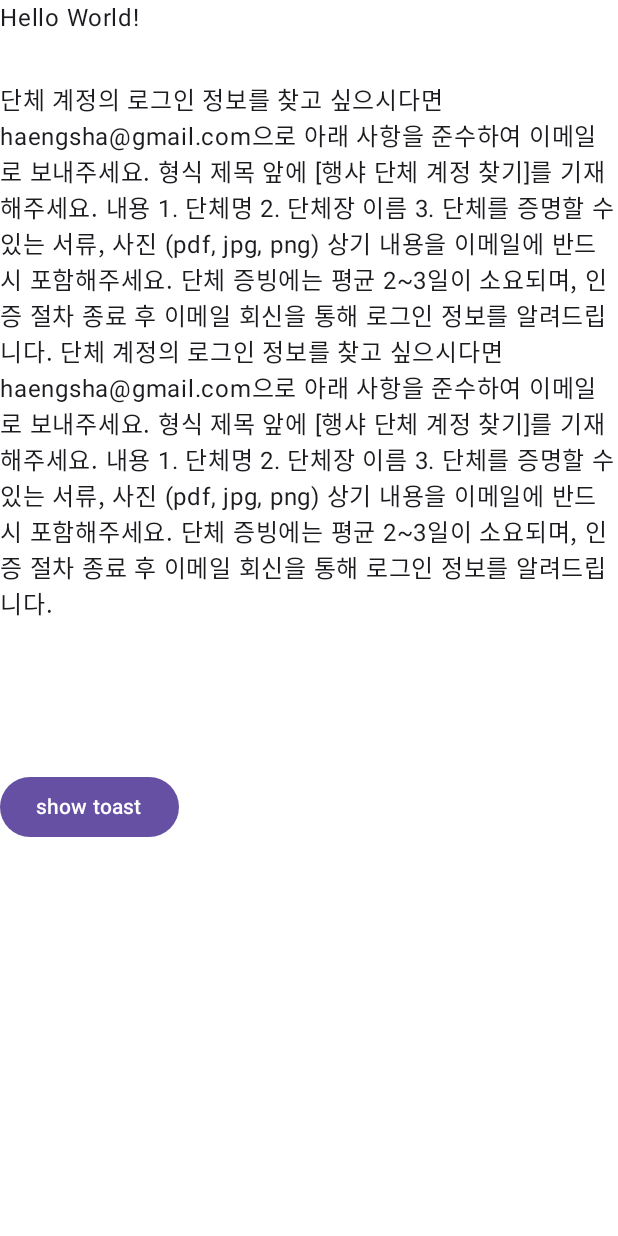
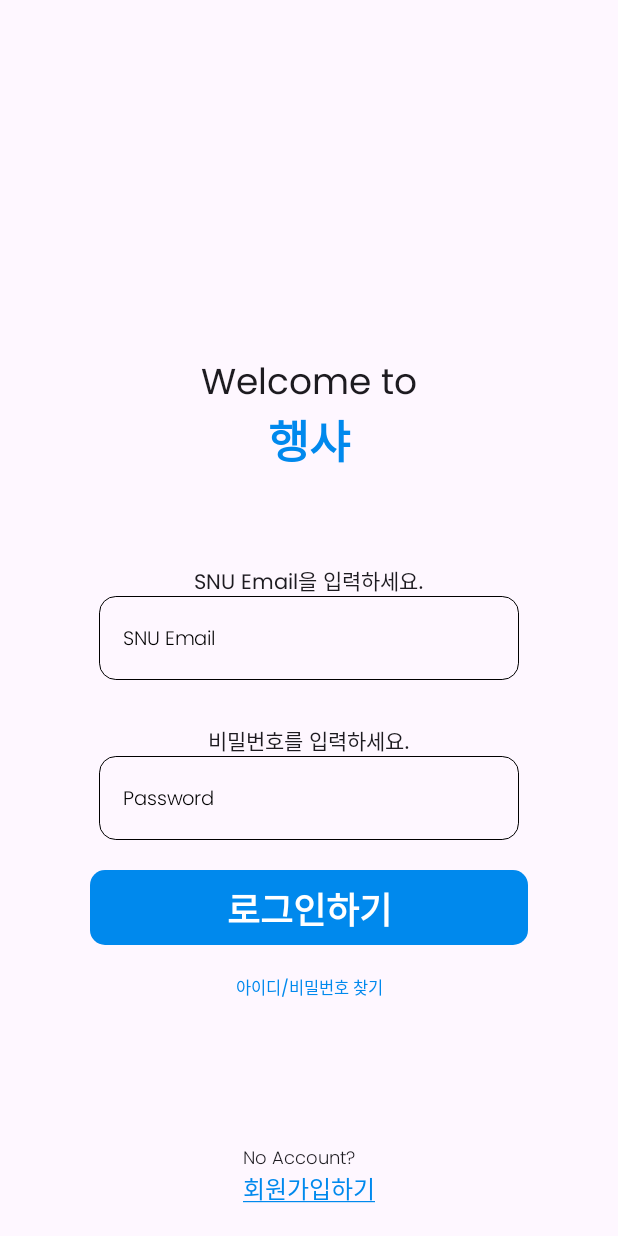
Before and after one commit to snuhcs-course/swpp-2023-project-team-14, an Android app built with Jetpack Compose: the screen it shows after launch (MainActivity), on a phone screen of 412 x 824 dp. Run offline under Robolectric (Android 15) with nearby library versions, the phone set to English and light mode, and no system bars.

Commit message:
- Add navigator and basic loginScreen.

```diff
--- a/frontend/app/build.gradle.kts
+++ b/frontend/app/build.gradle.kts
@@ -68,12 +68,11 @@ dependencies {
     implementation("androidx.work:work-runtime-ktx:2.8.1")
 
     testImplementation("junit:junit:4.13.2")
-
     androidTestImplementation("androidx.test.ext:junit:1.1.5")
     androidTestImplementation("androidx.test.espresso:espresso-core:3.5.1")
     androidTestImplementation(platform("androidx.compose:compose-bom:2023.03.00"))
     androidTestImplementation("androidx.compose.ui:ui-test-junit4")
-
     debugImplementation("androidx.compose.ui:ui-tooling")
     debugImplementation("androidx.compose.ui:ui-test-manifest")
+    implementation("androidx.navigation:navigation-compose:2.7.4")
 }
--- a/frontend/app/src/main/java/com/example/haengsha/MainActivity.kt
+++ b/frontend/app/src/main/java/com/example/haengsha/MainActivity.kt
@@ -7,8 +7,8 @@ import androidx.compose.foundation.layout.fillMaxSize
 import androidx.compose.material3.MaterialTheme
 import androidx.compose.material3.Surface
 import androidx.compose.ui.Modifier
+import com.example.haengsha.ui.screens.ScreenNavigate
 import com.example.haengsha.ui.theme.HaengshaTheme
-import com.example.haengsha.ui.uiComponents.ToastPreview
 
 class MainActivity : ComponentActivity() {
     override fun onCreate(savedInstanceState: Bundle?) {
@@ -20,7 +20,9 @@ class MainActivity : ComponentActivity() {
                     modifier = Modifier.fillMaxSize(),
                     color = MaterialTheme.colorScheme.background
                 ) {
-                    ToastPreview()
+                    //ToastPreview()
+                    /* TODO HaengshaApp() */
+                    ScreenNavigate()
                 }
             }
         }
--- /dev/null
+++ b/frontend/app/src/main/java/com/example/haengsha/Routes.kt
@@ -0,0 +1,9 @@
+package com.example.haengsha
+
+sealed class Routes(val route: String) {
+    object SignUp : Routes("SignUp")
+    object ForgotPassword : Routes("ForgotPassword")
+    object Login : Routes("Login")
+    object Dashboard : Routes("Dashboard")
+    object Home : Routes("Home")
+}
--- /dev/null
+++ b/frontend/app/src/main/java/com/example/haengsha/ui/screens/LoginScreen.kt
@@ -0,0 +1,162 @@
+package com.example.haengsha.ui.screens
+
+import androidx.compose.foundation.BorderStroke
+import androidx.compose.foundation.border
+import androidx.compose.foundation.layout.*
+import androidx.compose.foundation.shape.RoundedCornerShape
+import androidx.compose.foundation.text.ClickableText
+import androidx.compose.foundation.text.KeyboardOptions
+import androidx.compose.material3.Button
+import androidx.compose.material3.ButtonDefaults
+import androidx.compose.material3.ExperimentalMaterial3Api
+import androidx.compose.material3.Text
+import androidx.compose.material3.TextField
+import androidx.compose.material3.TextFieldDefaults
+import androidx.compose.runtime.Composable
+import androidx.compose.runtime.mutableStateOf
+import androidx.compose.runtime.remember
+import androidx.compose.ui.Alignment
+import androidx.compose.ui.Modifier
+import androidx.compose.ui.graphics.Color
+import androidx.compose.ui.text.AnnotatedString
+import androidx.compose.ui.text.TextStyle
+import androidx.compose.ui.text.font.FontWeight
+import androidx.compose.ui.text.input.KeyboardType
+import androidx.compose.ui.text.input.PasswordVisualTransformation
+import androidx.compose.ui.text.input.TextFieldValue
+import androidx.compose.ui.text.style.TextAlign
+import androidx.compose.ui.text.style.TextDecoration
+import androidx.compose.ui.tooling.preview.Preview
+import androidx.compose.ui.unit.dp
+import androidx.compose.ui.unit.sp
+import androidx.navigation.NavHostController
+import androidx.navigation.compose.rememberNavController
+import com.example.haengsha.Routes
+import com.example.haengsha.ui.theme.ButtonBlue
+import com.example.haengsha.ui.theme.poppins
+
+@Composable
+fun LoginScreen(navController: NavHostController) {
+    Box(modifier = Modifier.fillMaxSize()) {
+        Column(
+            modifier = Modifier
+                .align(Alignment.BottomCenter)
+                .padding(20.dp)
+        ) {
+            Text(
+                text = "No Account?",
+                style = TextStyle(
+                    fontSize = 12.sp,
+                    fontFamily = poppins,
+                    fontWeight = FontWeight.Light
+                ),
+            )
+            ClickableText(
+                text = AnnotatedString("회원가입하기"),
+                onClick = { navController.navigate(Routes.SignUp.route) },
+                style = TextStyle(
+                    fontSize = 16.sp,
+                    fontFamily = poppins,
+                    textDecoration = TextDecoration.Underline,
+                    color = ButtonBlue
+                )
+            )
+        }
+    }
+    Column(
+        modifier = Modifier.padding(20.dp),
+        verticalArrangement = Arrangement.Center,
+        horizontalAlignment = Alignment.CenterHorizontally
+    ) {
+
+        val userEmail = remember { mutableStateOf(TextFieldValue()) }
+        val password = remember { mutableStateOf(TextFieldValue()) }
+        val shapeRoundCornerUnified = RoundedCornerShape(20)
+        val stylePlaceHolders =
+            TextStyle(fontSize = 13.sp, fontFamily = poppins, fontWeight = FontWeight.Light)
+        val colorPlaceHolder = TextFieldDefaults.colors(
+            focusedContainerColor = Color.Transparent,
+            unfocusedContainerColor = Color.Transparent,
+            disabledContainerColor = Color.Transparent,
+            cursorColor = Color.Blue,
+            focusedIndicatorColor = Color.Transparent,
+            unfocusedIndicatorColor = Color.Transparent,
+            unfocusedLabelColor = Color.Black,
+            unfocusedPlaceholderColor = Color.Transparent,
+        )
+
+        Spacer(modifier = Modifier.height(80.dp))
+        Text(text = "Welcome to", style = TextStyle(fontSize = 24.sp, fontFamily = poppins))
+        Text(
+            text = "행샤",
+            style = TextStyle(
+                fontSize = 30.sp,
+                fontFamily = poppins,
+                fontWeight = FontWeight.Bold,
+                color = ButtonBlue
+            )
+        )
+        Spacer(modifier = Modifier.height(60.dp))
+
+        Text(text = "SNU Email을 입력하세요.", style = TextStyle(fontSize = 14.sp, fontFamily = poppins))
+        TextField(
+            label = {Text(text = "SNU Email", style = stylePlaceHolders)},
+            colors = colorPlaceHolder,
+            modifier = Modifier.border(
+                BorderStroke(width = 0.1.dp, color = Color.Black),
+                shape = shapeRoundCornerUnified
+            ),
+            value = userEmail.value,
+            onValueChange = { userEmail.value = it })
+
+        Spacer(modifier = Modifier.height(30.dp))
+        Text(text = "비밀번호를 입력하세요.", style = TextStyle(fontSize = 14.sp, fontFamily = poppins))
+
+        TextField(
+            label = { Text(text = "Password", style = stylePlaceHolders) },
+            colors = colorPlaceHolder,
+            modifier = Modifier.border(
+                BorderStroke(width = 0.1.dp, color = Color.Black),
+                shape = shapeRoundCornerUnified
+            ),
+            value = password.value,
+            visualTransformation = PasswordVisualTransformation(),
+            keyboardOptions = KeyboardOptions(keyboardType = KeyboardType.Password),
+            onValueChange = { password.value = it })
+
+        Spacer(modifier = Modifier.height(20.dp))
+        Box(modifier = Modifier.padding(40.dp, 0.dp, 40.dp, 0.dp)) {
+            Button(
+                onClick = { navController.navigate(Routes.Home.route) },
+                shape = shapeRoundCornerUnified,
+                modifier = Modifier
+                    .fillMaxWidth()
+                    .height(50.dp),
+                colors = ButtonDefaults.buttonColors(ButtonBlue),
+            ) {
+                Text(
+                    text = "로그인하기",
+                    style = TextStyle(
+                        fontSize = 24.sp,
+                        fontFamily = poppins,
+                        color = Color.White,
+                        fontWeight = FontWeight.SemiBold
+                    )
+                )
+            }
+        }
+
+        Spacer(modifier = Modifier.height(20.dp))
+        ClickableText(
+            text = AnnotatedString("아이디/비밀번호 찾기"),
+            onClick = { navController.navigate(Routes.ForgotPassword.route) },
+            style = TextStyle(fontSize = 11.sp, fontFamily = poppins, color = ButtonBlue)
+        )
+    }
+}
+
+@Preview(showBackground = true)
+@Composable
+fun LoginScreenPreview() {
+    LoginScreen(rememberNavController())
+}
--- /dev/null
+++ b/frontend/app/src/main/java/com/example/haengsha/ui/screens/ScreenNavigate.kt
@@ -0,0 +1,35 @@
+package com.example.haengsha.ui.screens
+
+import androidx.compose.runtime.Composable
+import androidx.navigation.compose.NavHost
+import androidx.navigation.compose.composable
+import androidx.navigation.compose.rememberNavController
+import com.example.haengsha.Routes
+
+@Composable
+fun ScreenNavigate() {
+    val navController = rememberNavController()
+
+    NavHost(navController = navController, startDestination = Routes.Login.route) {
+
+        composable(Routes.Login.route) {
+            LoginScreen(navController = navController)
+        }
+
+        composable(Routes.SignUp.route) {
+            SignupScreen(navController = navController)
+        }
+        /*
+        composable(Routes.ForgotPassword.route) { navBackStack ->
+            ForgotPassword(navController = navController)
+        }
+
+        composable(Routes.Dashboard.route) {
+            Dashboard(navController = navController)
+        }
+
+        composable(Routes.Home.route) {
+            Home(navController = navController)
+        }*/
+    }
+}
--- a/frontend/app/src/main/java/com/example/haengsha/ui/screens/SignupScreen.kt
+++ b/frontend/app/src/main/java/com/example/haengsha/ui/screens/SignupScreen.kt
@@ -2,14 +2,17 @@ package com.example.haengsha.ui.screens
 
 import androidx.compose.runtime.Composable
 import androidx.compose.ui.tooling.preview.Preview
+import androidx.navigation.NavHostController
+import androidx.navigation.compose.rememberNavController
 
 @Composable
-fun SignupScreen() {
+fun SignupScreen(navController: NavHostController) {
+    val navController = rememberNavController()
 
 }
 
 @Preview(showBackground = true)
 @Composable
 fun SignupScreenPreview() {
-    SignupScreen()
+    SignupScreen(rememberNavController())
 }
--- a/frontend/app/src/main/java/com/example/haengsha/ui/theme/Color.kt
+++ b/frontend/app/src/main/java/com/example/haengsha/ui/theme/Color.kt
@@ -10,7 +10,7 @@ val Purple40 = Color(0xFF6650a4)
 val PurpleGrey40 = Color(0xFF625b71)
 val Pink40 = Color(0xFF7D5260)
 
-/* Theme 설정 필요할 때 사용
+// Theme 설정 필요할 때 사용
 val ModalTitleBlue = Color(0xFF006382)  // 모달의 굵은 글씨 색깔
 val ToastBlue = Color(0xFF84AEFF)       // 토스트의 배경색
 val ButtonBlue = Color(0xFF0089ED)      // 행샤 공통 버튼의 활성화 배경색
@@ -33,4 +33,3 @@ val RecommendModalColor = Color(0xFFFCFFEB) // 홈화면의 맞춤 추천 모달
 
 val PlaceholderGrey = Color(0xFFADB5BD) // 입력창의 placeholder 텍스트 색
 val BackgroundGrey = Color(0xFFF1F1F1)  // placeholder가 있는 입력창의 배경색
-*/
```
Also changed, not shown: 1 other file.
